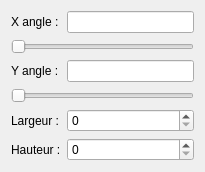
Old version of the form src/editor/GUI/Tabs/mapdock.ui in the repository mkRPGDev/mkRPG.
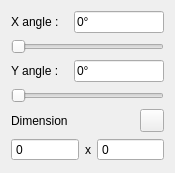
New version of the form. Icons and pictures are not drawn.

```diff
--- a/src/editor/GUI/Tabs/mapdock.ui
+++ b/src/editor/GUI/Tabs/mapdock.ui
@@ -6,28 +6,28 @@
    <rect>
     <x>0</x>
     <y>0</y>
-    <width>205</width>
-    <height>172</height>
+    <width>175</width>
+    <height>173</height>
    </rect>
   </property>
   <property name="windowTitle">
    <string>Form</string>
   </property>
   <layout class="QGridLayout" name="gridLayout">
-   <item row="0" column="1">
-    <widget class="QLineEdit" name="lineEdit"/>
+   <item row="3" column="0" colspan="3">
+    <widget class="QSlider" name="angleY">
+     <property name="maximum">
+      <number>900</number>
+     </property>
+     <property name="orientation">
+      <enum>Qt::Horizontal</enum>
+     </property>
+    </widget>
    </item>
    <item row="4" column="0">
     <widget class="QLabel" name="label_3">
      <property name="text">
-      <string>Largeur :</string>
-     </property>
-    </widget>
-   </item>
-   <item row="2" column="0">
-    <widget class="QLabel" name="label_2">
-     <property name="text">
-      <string>Y angle :</string>
+      <string>Dimension</string>
      </property>
     </widget>
    </item>
@@ -38,41 +38,100 @@
      </property>
     </widget>
    </item>
-   <item row="2" column="1">
-    <widget class="QLineEdit" name="lineEdit_2"/>
-   </item>
-   <item row="1" column="0" colspan="2">
-    <widget class="QSlider" name="angleX">
-     <property name="maximum">
-      <number>900</number>
-     </property>
-     <property name="orientation">
-      <enum>Qt::Horizontal</enum>
-     </property>
-    </widget>
-   </item>
-   <item row="5" column="0">
-    <widget class="QLabel" name="label_4">
-     <property name="text">
-      <string>Hauteur :</string>
-     </property>
-    </widget>
-   </item>
-   <item row="3" column="0" colspan="2">
-    <widget class="QSlider" name="angleY">
-     <property name="maximum">
-      <number>900</number>
-     </property>
-     <property name="orientation">
-      <enum>Qt::Horizontal</enum>
-     </property>
-    </widget>
+   <item row="5" column="0" colspan="3">
+    <layout class="QHBoxLayout" name="horizontalLayout" stretch="1,0,1">
+     <item>
+      <widget class="QSpinBox" name="mapWidth">
+       <property name="readOnly">
+        <bool>true</bool>
+       </property>
+       <property name="buttonSymbols">
+        <enum>QAbstractSpinBox::NoButtons</enum>
+       </property>
+       <property name="maximum">
+        <number>10000</number>
+       </property>
+      </widget>
+     </item>
+     <item>
+      <widget class="QLabel" name="label_4">
+       <property name="text">
+        <string>x</string>
+       </property>
+      </widget>
+     </item>
+     <item>
+      <widget class="QSpinBox" name="mapHeight">
+       <property name="readOnly">
+        <bool>true</bool>
+       </property>
+       <property name="buttonSymbols">
+        <enum>QAbstractSpinBox::NoButtons</enum>
+       </property>
+       <property name="maximum">
+        <number>1000</number>
+       </property>
+      </widget>
+     </item>
+    </layout>
    </item>
    <item row="4" column="1">
-    <widget class="QSpinBox" name="spinBox"/>
+    <spacer name="horizontalSpacer">
+     <property name="orientation">
+      <enum>Qt::Horizontal</enum>
+     </property>
+     <property name="sizeHint" stdset="0">
+      <size>
+       <width>40</width>
+       <height>20</height>
+      </size>
+     </property>
+    </spacer>
    </item>
-   <item row="5" column="1">
-    <widget class="QSpinBox" name="spinBox_2"/>
+   <item row="2" column="0">
+    <widget class="QLabel" name="label_2">
+     <property name="text">
+      <string>Y angle :</string>
+     </property>
+    </widget>
+   </item>
+   <item row="1" column="0" colspan="3">
+    <widget class="QSlider" name="angleX">
+     <property name="maximum">
+      <number>900</number>
+     </property>
+     <property name="orientation">
+      <enum>Qt::Horizontal</enum>
+     </property>
+    </widget>
+   </item>
+   <item row="0" column="1" colspan="2">
+    <widget class="QLineEdit" name="vAngleX">
+     <property name="text">
+      <string>0°</string>
+     </property>
+     <property name="readOnly">
+      <bool>true</bool>
+     </property>
+    </widget>
+   </item>
+   <item row="2" column="1" colspan="2">
+    <widget class="QLineEdit" name="vAngleY">
+     <property name="text">
+      <string>0°</string>
+     </property>
+     <property name="readOnly">
+      <bool>true</bool>
+     </property>
+    </widget>
+   </item>
+   <item row="4" column="2">
+    <widget class="QToolButton" name="toolButton">
+     <property name="icon">
+      <iconset resource="../../Icons/ressources.qrc">
+       <normaloff>:/Icons/editer.png</normaloff>:/Icons/editer.png</iconset>
+     </property>
+    </widget>
    </item>
   </layout>
  </widget>
```
Left out of the diff: 4 changed lines with no effect on the pictures.
